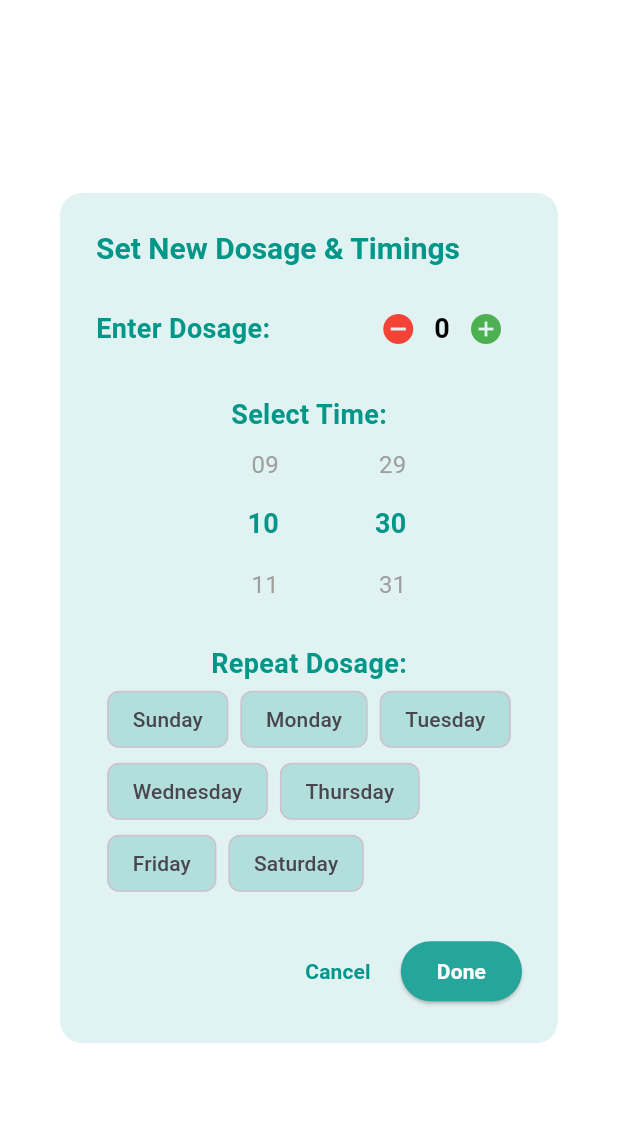
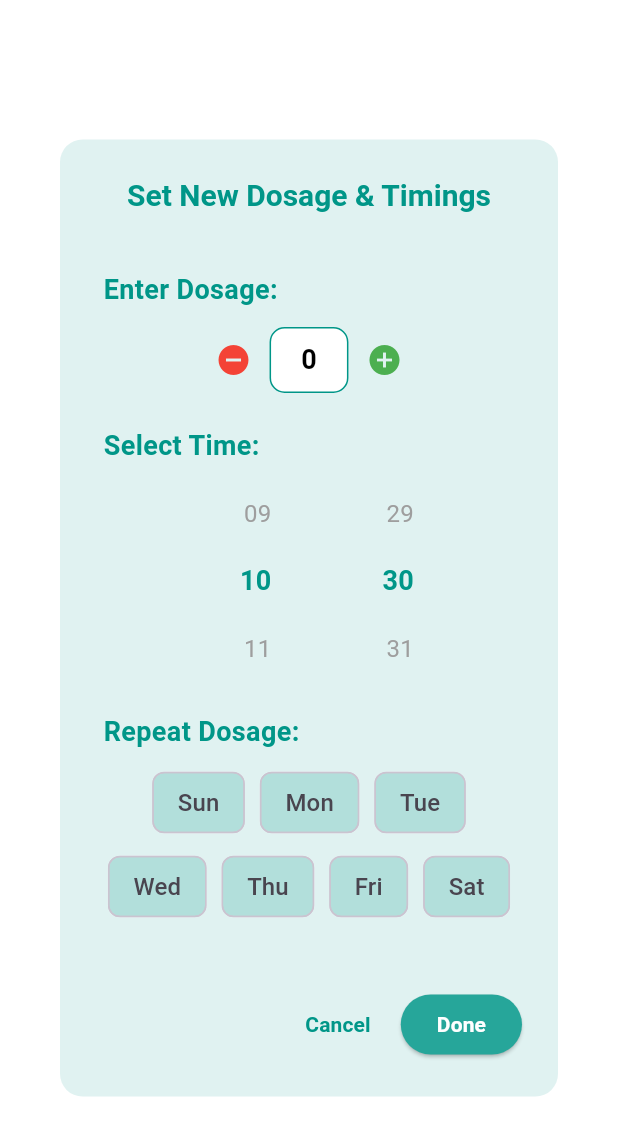
Before and after one commit to SohamGurav10/EYIC-2024-25, a Flutter app: the SetDosageAndTimings screen opened by its route, on a phone screen of 412 x 824 dp. Shown: the top 1136 px of the screen. Run offline on Flutter 3.47's test engine with Material 3 defaults, Android fonts, the light colour scheme and no system bars; drawn by our look-alikes of flutter_time_picker_spinner; our stand-ins replace cloud_firestore, firebase_auth, firebase_core, firebase_messaging, flutter_local_notifications, google_sign_in and 1 more; accounts and stored records are empty.

Commit message:
updated the UI for set dosage and timings screen

```diff
--- a/lib/pages/set_dosage_and_timings.dart
+++ b/lib/pages/set_dosage_and_timings.dart
@@ -22,12 +22,11 @@ class _SetDosageAndTimingsState extends State<SetDosageAndTimings> {
   void saveDosageToFirestore() async {
     final User? user = FirebaseAuth.instance.currentUser;
 
-    // Check if user is authenticated
     if (user == null) {
       ScaffoldMessenger.of(context).showSnackBar(
-        const SnackBar(content: Text("You must be logged in to save data."))
+        const SnackBar(content: Text("You must be logged in to save data.")),
       );
-      return; // Stop execution if the user is not logged in
+      return;
     }
 
     try {
@@ -42,21 +41,18 @@ class _SetDosageAndTimingsState extends State<SetDosageAndTimings> {
         'alarmName': "Pills have been dispensed, take the pill!"
       });
 
-      // Optional API call
       widget.httpService.sendSchedule("Pill", selectedTime.hour, selectedTime.minute);
 
-      // Show success message
       ScaffoldMessenger.of(context).showSnackBar(
-        const SnackBar(content: Text("Dosage saved successfully!"))
+        const SnackBar(content: Text("Dosage saved successfully!")),
       );
 
     } catch (e) {
       ScaffoldMessenger.of(context).showSnackBar(
-        SnackBar(content: Text("Error saving data: $e"))
+        SnackBar(content: Text("Error saving data: $e")),
       );
     }
   }
-
 
   void discardInputs() {
     setState(() {
@@ -71,85 +67,46 @@ class _SetDosageAndTimingsState extends State<SetDosageAndTimings> {
     return AlertDialog(
       backgroundColor: Colors.teal.shade50,
       shape: RoundedRectangleBorder(borderRadius: BorderRadius.circular(15)),
-      title: const Text("Set New Dosage & Timings", style: TextStyle(fontSize: 20, fontWeight: FontWeight.bold, color: Colors.teal)),
-      content: Column(
+      title: const Text(
+        "Set New Dosage & Timings",
+        style: TextStyle(fontSize: 20, fontWeight: FontWeight.bold, color: Colors.teal),
+        textAlign: TextAlign.center,
+      ),
+      content: Padding(
+        padding: const EdgeInsets.symmetric(vertical: 10.0, horizontal: 5.0),
+        child: Column(
           mainAxisSize: MainAxisSize.min,
           children: [
+            const SizedBox(height: 10),
+
             // Dosage Counter
-          Row(
-            mainAxisAlignment: MainAxisAlignment.spaceBetween,
-            children: [
-              const Text("Enter Dosage:", style: TextStyle(fontSize: 18, fontWeight: FontWeight.bold, color: Colors.teal)),
-              Row(
-                children: [
-                  IconButton(
-                    icon: const Icon(Icons.remove_circle, color: Colors.red),
-                    onPressed: () {
-                      setState(() {
-                        if (dosageCount > 0) dosageCount--;
-                      });
-                    },
-                  ),
-                  Text("$dosageCount", style: const TextStyle(fontSize: 18, fontWeight: FontWeight.bold, color: Colors.black)),
-                  IconButton(
-                    icon: const Icon(Icons.add_circle, color: Colors.green),
-                    onPressed: () {
-                      setState(() {
-                        dosageCount++;
-                      });
-                    },
-                  ),
-                ],
-              ),
-            ],
-          ),
+            _buildSectionTitle("Enter Dosage:"),
+            const SizedBox(height: 10),
+            _buildDosageCounter(),
+
             const SizedBox(height: 20),
 
             // Time Picker
-          const Text("Select Time:", style: TextStyle(fontSize: 18, fontWeight: FontWeight.bold, color: Colors.teal)),
-          TimePickerSpinner(
-            is24HourMode: true,
-            normalTextStyle: const TextStyle(fontSize: 16, color: Colors.grey),
-            highlightedTextStyle: const TextStyle(fontSize: 18, fontWeight: FontWeight.bold, color: Colors.teal),
-            spacing: 40,
-            itemHeight: 40,
-            isForce2Digits: true,
-            onTimeChange: (time) {
-              setState(() {
-                selectedTime = time;
-              });
-            },
-          ),
+            _buildSectionTitle("Select Time:"),
+            const SizedBox(height: 10),
+            _buildTimePicker(),
 
             const SizedBox(height: 20),
 
             // Repeat Dosage Selection
-          const Text("Repeat Dosage:", style: TextStyle(fontSize: 18, fontWeight: FontWeight.bold, color: Colors.teal)),
-          Wrap(
-            spacing: 8,
-            children: [
-              "Sunday", "Monday", "Tuesday", "Wednesday", "Thursday", "Friday", "Saturday"
-            ].map((day) {
-              return ChoiceChip(
-                label: Text(day),
-                selected: selectedDays.contains(day),
-                selectedColor: Colors.teal.shade300,
-                backgroundColor: Colors.teal.shade100,
-                onSelected: (selected) {
-                  setState(() {
-                    selected ? selectedDays.add(day) : selectedDays.remove(day);
-                  });
-                },
-              );
-            }).toList(),
+            _buildSectionTitle("Repeat Dosage:"),
+            const SizedBox(height: 10),
+            _buildDaySelection(),
+
+            const SizedBox(height: 10),
+          ],
         ),
-        ],
       ),
       actions: [
         TextButton(
           onPressed: () {
             discardInputs();
-            Navigator.pop(context); // Close the dialog without saving
+            Navigator.pop(context);
           },
           child: const Text("Cancel", style: TextStyle(color: Colors.teal, fontWeight: FontWeight.bold)),
         ),
@@ -166,4 +123,89 @@ class _SetDosageAndTimingsState extends State<SetDosageAndTimings> {
       ],
     );
   }
+
+  Widget _buildSectionTitle(String text) {
+    return Align(
+      alignment: Alignment.centerLeft,
+      child: Text(
+        text,
+        style: const TextStyle(fontSize: 18, fontWeight: FontWeight.bold, color: Colors.teal),
+      ),
+    );
   }
+
+  Widget _buildDosageCounter() {
+    return Row(
+      mainAxisAlignment: MainAxisAlignment.center,
+      children: [
+        IconButton(
+          icon: const Icon(Icons.remove_circle, color: Colors.red),
+          onPressed: () {
+            setState(() {
+              if (dosageCount > 0) dosageCount--;
+            });
+          },
+        ),
+        Container(
+          padding: const EdgeInsets.symmetric(horizontal: 20, vertical: 8),
+          decoration: BoxDecoration(
+            color: Colors.white,
+            borderRadius: BorderRadius.circular(10),
+            border: Border.all(color: Colors.teal, width: 1),
+          ),
+          child: Text(
+            "$dosageCount",
+            style: const TextStyle(fontSize: 18, fontWeight: FontWeight.bold, color: Colors.black),
+          ),
+        ),
+        IconButton(
+          icon: const Icon(Icons.add_circle, color: Colors.green),
+          onPressed: () {
+            setState(() {
+              dosageCount++;
+            });
+          },
+        ),
+      ],
+    );
+  }
+
+  Widget _buildTimePicker() {
+    return TimePickerSpinner(
+      is24HourMode: true,
+      normalTextStyle: const TextStyle(fontSize: 16, color: Colors.grey),
+      highlightedTextStyle: const TextStyle(fontSize: 18, fontWeight: FontWeight.bold, color: Colors.teal),
+      spacing: 50,
+      itemHeight: 45,
+      isForce2Digits: true,
+      onTimeChange: (time) {
+        setState(() {
+          selectedTime = time;
+        });
+      },
+    );
+  }
+
+  Widget _buildDaySelection() {
+    return Wrap(
+      alignment: WrapAlignment.center,
+      spacing: 10,
+      runSpacing: 8,
+      children: [
+        "Sun", "Mon", "Tue", "Wed", "Thu", "Fri", "Sat"
+      ].map((day) {
+        return ChoiceChip(
+          label: Text(day, style: const TextStyle(fontSize: 16)),
+          selected: selectedDays.contains(day),
+          selectedColor: Colors.teal.shade300,
+          backgroundColor: Colors.teal.shade100,
+          onSelected: (selected) {
+            setState(() {
+              selected ? selectedDays.add(day) : selectedDays.remove(day);
+            });
+          },
+        );
+      }).toList(),
+    );
+  }
+}
```
Lines whose indentation alone changed are shown as unchanged.
